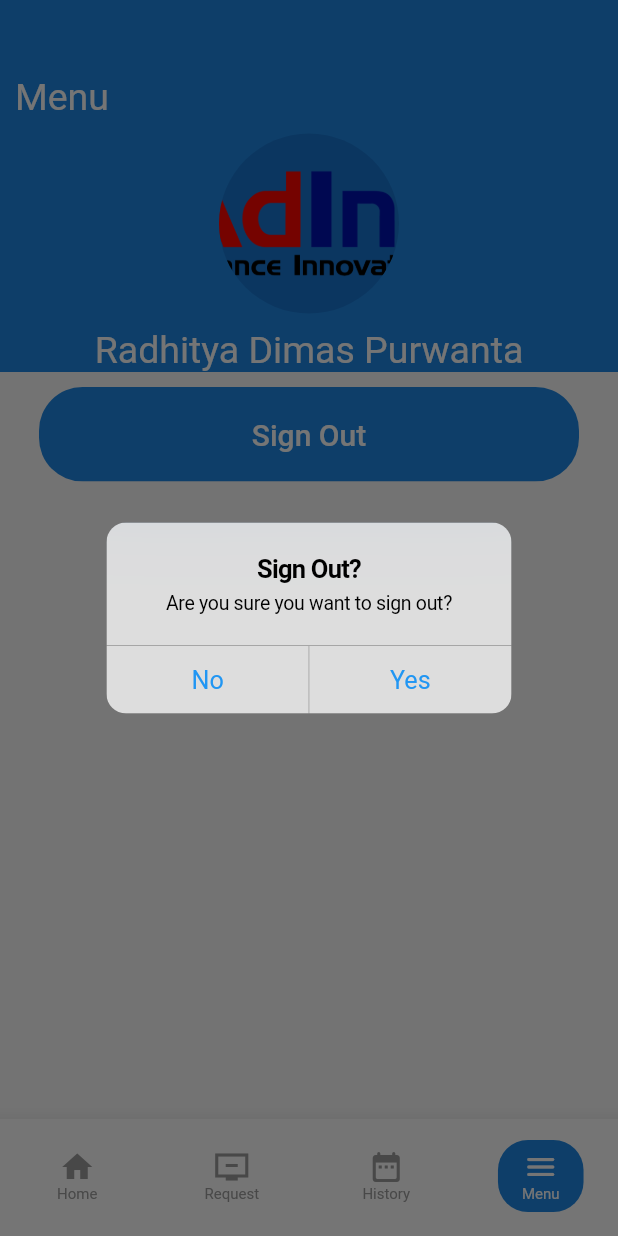
After one commit to PROJEKSKRIPSIANDROID/ATAM, a Flutter app: the screen it shows once a user with an empty profile is signed in, item 4 of the bottom bar chosen, after a tap on "Sign Out", on a phone screen of 412 x 824 dp. The commit adds this screen. Run offline on Flutter 3.47's test engine with Material 2 defaults, Android fonts, the phone set to English and light mode, and no system bars; our stand-ins replace cloud_firestore, firebase_auth, firebase_core, font_awesome_flutter, geolocator, google_maps_flutter and 1 more; missing offline and left inert: time_formatter; accounts and stored records are empty; statements that could not run were skipped.

Commit message:
commit
absence approval, absence request, assign to client office

```diff
--- a/lib/Pages/employee_main_menu.dart
+++ b/lib/Pages/employee_main_menu.dart
@@ -0,0 +1,72 @@
+import 'package:flutter/material.dart';
+import 'package:mattendance/Pages/attendance_history_screen.dart';
+import 'package:mattendance/Pages/home_page.dart';
+import 'Package:mattendance/Pages/RequestAbsence/request_absence_page.dart';
+import 'package:mattendance/Pages/employee_profile.dart';
+
+class EmployeeMainMenu extends StatefulWidget{
+  @override
+  _EmployeeMainMenu createState() => _EmployeeMainMenu();
+}
+
+class _EmployeeMainMenu extends State<EmployeeMainMenu>{
+  final List screens = [
+    HomePage(),
+    RequestAbsencePage(),
+    AttendanceHistory(),
+    EmployeeProfile()
+  ];
+
+  int currIndex = 0;
+  @override
+  Widget build(BuildContext context){
+    return Scaffold(
+      body: screens[currIndex],
+      bottomNavigationBar: BottomNavigationBar(
+        currentIndex: currIndex,
+        onTap: (index) => setState(() => currIndex = index),
+        type: BottomNavigationBarType.fixed,
+        backgroundColor: Colors.white,
+        showSelectedLabels: false,
+        showUnselectedLabels: false,
+        selectedItemColor: Colors.white,
+        unselectedItemColor: Colors.grey,
+        elevation: 10,
+        items: [Icons.home, Icons.remove_from_queue_sharp, Icons.date_range_rounded, Icons.menu_rounded]
+            .asMap()
+            .map((key, value) => MapEntry(
+          key, BottomNavigationBarItem(
+          title: Text(''),
+          icon: Container(
+            padding: const EdgeInsets.symmetric(
+              vertical: 6.0,
+              horizontal: 16.0,
+            ),
+            decoration: BoxDecoration(
+              color: currIndex == key ? Colors.blue[600] : Colors.transparent,
+              borderRadius: BorderRadius.circular(20.0),
+            ),
+            child: Column(
+              children: <Widget>[
+                Icon(value),
+                if (key == 0)
+                  Text("Home",
+                      style: TextStyle(fontSize: 10,color: currIndex == 0 ? Colors.white : Colors.grey))
+                else if (key == 1)
+                  Text("Request",
+                      style: TextStyle(fontSize: 10,color: currIndex == 1 ? Colors.white : Colors.grey))
+                else if (key == 2)
+                    Text("History",
+                        style: TextStyle(fontSize: 10,color: currIndex == 2 ? Colors.white : Colors.grey))
+                  else if (key == 3)
+                      Text("Menu",
+                          style: TextStyle(fontSize: 10,color: currIndex == 3 ? Colors.white : Colors.grey))
+              ],
+            ),
+          ),
+        ),
+        )).values.toList(),
+      ),
+    );
+  }
+}
--- /dev/null
+++ b/lib/Pages/employee_profile.dart
@@ -0,0 +1,84 @@
+import 'package:cloud_firestore/cloud_firestore.dart';
+import 'package:flutter/cupertino.dart';
+import 'package:flutter/material.dart';
+import 'package:mattendance/Pages/OfficeManagement/office_management.dart';
+import 'package:mattendance/main.dart';
+import 'package:firebase_auth/firebase_auth.dart';
+
+class EmployeeProfile extends StatelessWidget {
+  @override
+  Widget build(BuildContext context) {
+    return Scaffold(
+      body: Column(
+        children: <Widget>[
+          Container(
+            color: Colors.blue[600],
+            child: Column(
+              children: <Widget>[
+                SizedBox(height: 50),
+                Align(
+                  alignment: Alignment.centerLeft,
+                  child: Padding(
+                    padding: EdgeInsets.fromLTRB(10, 0, 0, 10 ),
+                    child: Text('Menu',style: TextStyle(fontSize: 25, color: Colors.white)),
+                  ),
+                ),
+                Row(
+                  mainAxisAlignment: MainAxisAlignment.spaceBetween,
+                  crossAxisAlignment: CrossAxisAlignment.start,
+                  children: <Widget>[
+                    SizedBox(width: 10),
+                    CircleAvatar(
+                      radius: 60,
+                      backgroundImage: AssetImage('assets/Logo_AdIns2019_Colour.png'),
+                    ),
+                    SizedBox(width: 10)
+                  ],
+                ),
+                Align(
+                  child: Padding(
+                    padding: EdgeInsets.fromLTRB(0, 10, 0,0 ),
+                    child: Text('Radhitya Dimas Purwanta',style: TextStyle(fontSize: 25, color: Colors.white)),
+                  ),
+                ),
+              ],
+            ),
+          ),
+
+          Container(
+            width: 360,
+            padding: EdgeInsets.fromLTRB(0, 10, 0, 10),
+            child: ClipRRect(
+                borderRadius: BorderRadius.circular(29),
+                child: FlatButton(
+                  color: Colors.blue[600],
+                  padding: EdgeInsets.symmetric(vertical: 20,horizontal: 40),
+                  child: Text('Sign Out',style: TextStyle(color: Colors.white,fontSize: 20),),
+                  onPressed: (){
+                    showDialog(
+                        context: context,
+                        builder: (BuildContext context) => CupertinoAlertDialog(
+                          title: Text("Sign Out?"),
+                          content: Text("Are you sure you want to sign out?"),
+                          actions: [
+                            CupertinoDialogAction(
+                              child: Text("No"),
+                              onPressed: () {Navigator.of(context).pop();},),
+                            CupertinoDialogAction(
+                                child: Text("Yes"),
+                                onPressed: () {
+                                  FirebaseAuth.instance.signOut().then(
+                                          (_) => Navigator.of(context).pushReplacementNamed('/login'));
+                                })
+                          ],
+                        )
+                    );                   //authenticationBloc.dispatch(LoggedOut());
+                  },
+                )
+            ),
+          )
+        ],
+      ),
+    );
+  }
+}
--- a/lib/main.dart
+++ b/lib/main.dart
@@ -1,5 +1,6 @@
 import 'package:flutter/material.dart';
 import 'package:mattendance/Pages/attendance_history_screen.dart';
+import 'package:mattendance/Pages/employee_main_menu.dart';
 import 'package:mattendance/Pages/home_page.dart';
 import 'package:mattendance/Pages/login_page.dart';
 import 'package:mattendance/Pages/main_menu.dart';
@@ -50,7 +51,7 @@ class MyApp extends StatelessWidget {
                 if(user['position'] == 'deptHead'){
                   return BottomNavBar();
                 }else{
-                  return AttendanceHistory();
+                  return EmployeeMainMenu();
                 }
               }else {
                 return Material(
--- a/lib/services/auth_helper.dart
+++ b/lib/services/auth_helper.dart
@@ -64,7 +64,8 @@ class _LoginScreen extends State<LoginScreen> {
           'username': username,
           'email': email,
           'position':'employee',
-          'user_id': authResult.user.uid
+          'user_id': authResult.user.uid,
+          'office': 'Adicipta Inovasi Teknologi',
         });
       }
     } on PlatformException catch (err) {
```
Also changed, not shown: lib/Pages/DatabaseManager.dart (added, +23 -0 lines), lib/Pages/RequestAbsence/request_absence_page.dart (+25 -5 lines), lib/Pages/assign_to_client_office.dart (added, +79 -0 lines), lib/Pages/edit_assign.dart (added, +150 -0 lines), lib/Pages/main_menu.dart (+7 -4 lines), lib/Pages/notifications.dart (+20 -3 lines), lib/Pages/profile_page.dart (+11 -0 lines), lib/model/ClientOfficeDataModel.dart (added, +14 -0 lines).
